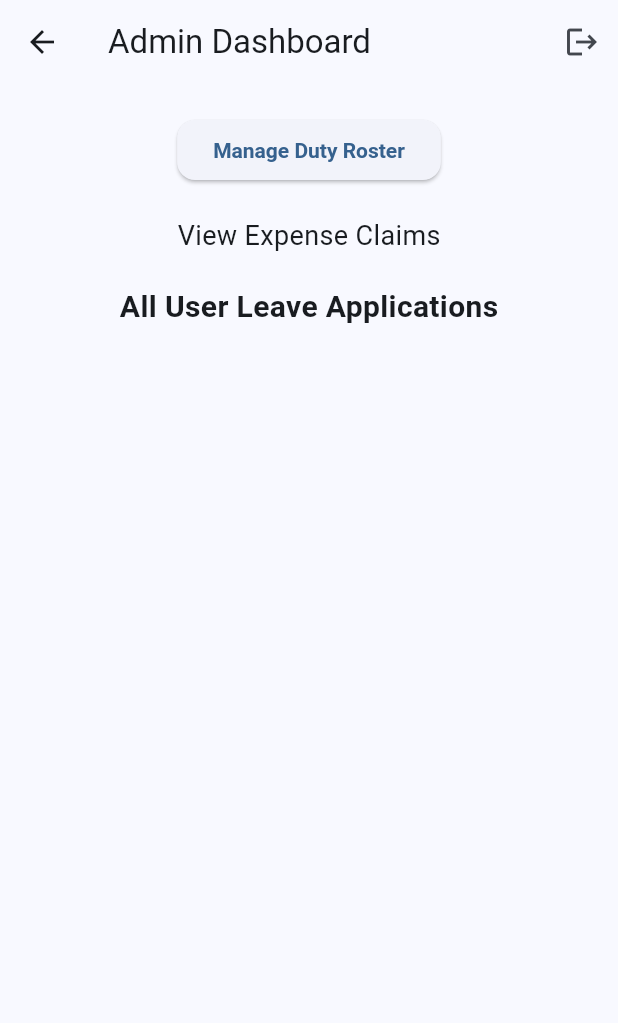
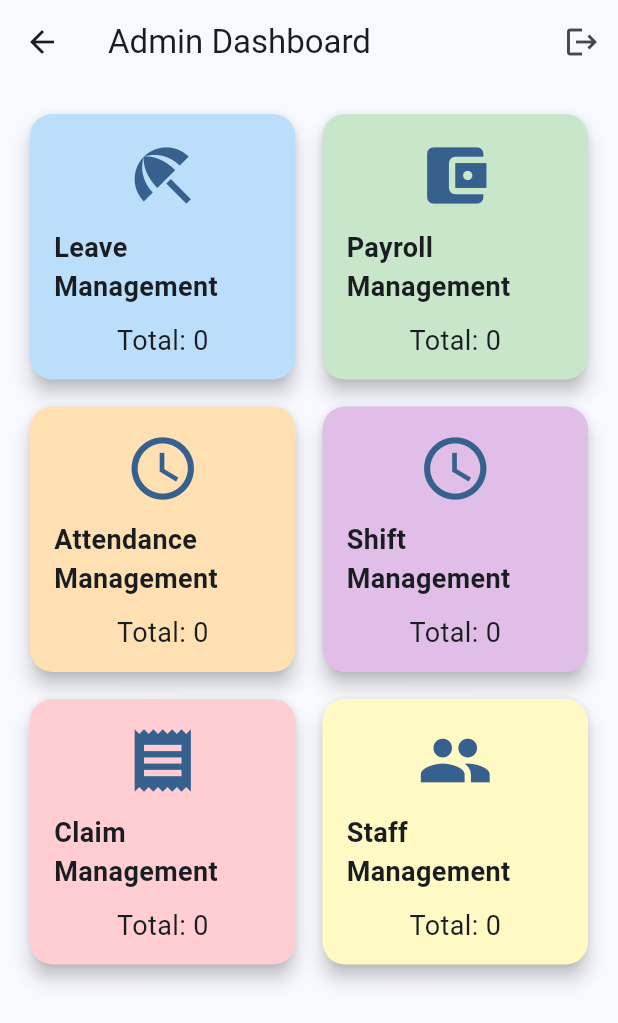
Before and after one commit to kwrngu/aiproject, a Flutter app: the AdminDashboardPage screen opened by its route, on a phone screen of 412 x 824 dp. Shown: the top 1023 px of the screen. Run offline on Flutter 3.47's test engine with Material 3 defaults, Android fonts, the phone set to English and light mode, and no system bars; our stand-ins replace cloud_firestore, firebase_auth, firebase_core; accounts and stored records are empty; network calls fail.

Commit message:
ggg00111

```diff
--- a/lib/main.dart
+++ b/lib/main.dart
@@ -44,8 +44,8 @@ class MyApp extends StatelessWidget {
         '/signup': (context) => SignupPage(),
         '/login': (context) => LoginPage(),
         '/admin_dashboard': (context) => AdminDashboardPage(),
-        '/user_dashboard': (context) => UserDashboardPage(user: User(id: '', name: '', email: '', role: '')),
-        '/profile': (context) => UserProfilePage(user: User(id: '', name: '', email: '', role: '')),
+        '/user_dashboard': (context) => UserDashboardPage(user: AppUser(id: '', name: '', email: '', role: '')),
+        '/profile': (context) => UserProfilePage(user: AppUser(id: '', name: '', email: '', role: '')),
       },
     );
   }
--- a/lib/models/user.dart
+++ b/lib/models/user.dart
@@ -1,14 +1,14 @@
-class User {
+class AppUser {
   String id;
   String name;
   String email;
   String role; // 'admin' or 'user'
   String? profilePictureUrl;
 
-  User({required this.id, required this.name, required this.email, required this.role, this.profilePictureUrl});
+  AppUser({required this.id, required this.name, required this.email, required this.role, this.profilePictureUrl});
 
-  factory User.fromMap(Map<String, dynamic> data) {
-    return User(
+  factory AppUser.fromMap(Map<String, dynamic> data) {
+    return AppUser(
       id: data['id'],
       name: data['name'],
       email: data['email'],
--- a/lib/pages/admin_dashboard_page/admin_dashboard_page.dart
+++ b/lib/pages/admin_dashboard_page/admin_dashboard_page.dart
@@ -1,10 +1,9 @@
 import 'package:flutter/material.dart';
 import 'package:cloud_firestore/cloud_firestore.dart';
 import 'package:firebase_auth/firebase_auth.dart' as auth;
-
-import '../../models/user.dart';
 import '../duty_roster_page.dart'; // Import DutyRosterPage
 
+import 'leave_management_page.dart'; // Import LeaveManagementPage
 
 class AdminDashboardPage extends StatefulWidget {
   @override
@@ -12,6 +11,28 @@ class AdminDashboardPage extends StatefulWidget {
 }
 
 class _AdminDashboardPageState extends State<AdminDashboardPage> {
+  Future<int> _getTotalPendingClaims() async {
+    QuerySnapshot querySnapshot = await FirebaseFirestore.instance
+        .collection('expenseClaims')
+        .where('status', isEqualTo: 'Pending')
+        .get();
+    return querySnapshot.docs.length;
+  }
+
+  Future<int> _getTotalLeaveRequests() async {
+    QuerySnapshot querySnapshot = await FirebaseFirestore.instance
+        .collection('leaveApplications')
+        .get();
+    return querySnapshot.docs.length;
+  }
+
+  Future<int> _getTotalStaff() async {
+    QuerySnapshot querySnapshot = await FirebaseFirestore.instance
+        .collection('staff')
+        .get();
+    return querySnapshot.docs.length;
+  }
+
   @override
   Widget build(BuildContext context) {
     return Scaffold(
@@ -27,75 +48,107 @@ class _AdminDashboardPageState extends State<AdminDashboardPage> {
           ),
         ],
       ),
-      body: Column(
+      body: Padding(
+        padding: const EdgeInsets.all(16.0),
+        child: GridView.count(
+          crossAxisCount: 2,
+          childAspectRatio: 1, // Square cards
+          crossAxisSpacing: 10,
+          mainAxisSpacing: 10,
           children: [
-          SizedBox(height: 20),
-          ElevatedButton(
-            onPressed: () {
+            _buildManagementCard(
+              title: 'Leave Management',
+              icon: Icons.beach_access,
+              future: _getTotalLeaveRequests(),
+              color: Colors.blue[100],
+              onTap: () {
+                Navigator.push(
+                  context,
+                  MaterialPageRoute(builder: (context) => LeaveManagementPage()),
+                );
+              },
+            ),
+            _buildManagementCard(
+              title: 'Payroll Management',
+              icon: Icons.account_balance_wallet,
+              future: Future.value(0), // Placeholder, replace with actual future
+              color: Colors.green[100],
+            ),
+            _buildManagementCard(
+              title: 'Attendance Management',
+              icon: Icons.access_time,
+              future: Future.value(0), // Placeholder, replace with actual future
+              color: Colors.orange[100],
+            ),
+            _buildManagementCard(
+              title: 'Shift Management',
+              icon: Icons.schedule,
+              future: Future.value(0), // Placeholder, replace with actual future
+              onTap: () {
                 Navigator.push(
                   context,
                   MaterialPageRoute(builder: (context) => DutyRosterPage()),
                 );
               },
-            child: Text('Manage Duty Roster'),
+              color: Colors.purple[100],
             ),
-          SizedBox(height: 20),
-          const Text('View Expense Claims'),
-          SizedBox(height: 20),
-          Text(
-              'All User Leave Applications',
-              style: TextStyle(fontSize: 20, fontWeight: FontWeight.bold)),
-          Expanded(
-            child: StreamBuilder<QuerySnapshot>(
-              stream: FirebaseFirestore.instance
-                  .collection('userLeaveApplication')
-                  .snapshots(),
+            _buildManagementCard(
+              title: 'Claim Management',
+              icon: Icons.receipt,
+              future: _getTotalPendingClaims(),
+              color: Colors.red[100],
+            ),
+            _buildManagementCard(
+              title: 'Staff Management',
+              icon: Icons.people,
+              future: _getTotalStaff(),
+              color: Colors.yellow[100],
+            ),
+          ],
+        ),
+      ),
+    );
+  }
+
+  Widget _buildManagementCard({
+    required String title,
+    required IconData icon,
+    required Future<int> future,
+    Color? color,
+    VoidCallback? onTap,
+  }) {
+    return Card(
+      shape: RoundedRectangleBorder(
+        borderRadius: BorderRadius.circular(15.0),
+      ),
+      elevation: 5,
+      color: color,
+      child: InkWell(
+        onTap: onTap,
+        child: Padding(
+          padding: const EdgeInsets.all(16.0),
+          child: Column(
+            mainAxisAlignment: MainAxisAlignment.center,
+            children: [
+              Icon(icon, size: 50, color: Theme.of(context).colorScheme.primary),
+              SizedBox(height: 10),
+              Text(title, style: TextStyle(fontSize: 18, fontWeight: FontWeight.bold)),
+              SizedBox(height: 10),
+              FutureBuilder<int>(
+                future: future,
                 builder: (context, snapshot) {
-                if (!snapshot.hasData) return CircularProgressIndicator();
-                var leaveApplications = snapshot.data!.docs;
-                return ListView.builder(
-                  itemCount: leaveApplications.length,
-                  itemBuilder: (context, index) {
-                    var leaveApp = leaveApplications[index];
-                    return Card(
-                      margin:
-                      EdgeInsets.symmetric(vertical: 10, horizontal: 5),
-                      child: ListTile(
-                        title: Text(
-                            "Leave from ${leaveApp['startDate'].toDate().day}-${leaveApp['startDate'].toDate().month}-${leaveApp['startDate'].toDate().year} to ${leaveApp['endDate'].toDate().day}-${leaveApp['endDate'].toDate().month}-${leaveApp['endDate'].toDate().year}"),
-                        subtitle: Text(
-                            "User: ${leaveApp['userName']} \nReason: ${leaveApp['reason']} \nType: ${leaveApp['type']} \nStatus: ${leaveApp['status']}"),
-                        trailing: Row(
-                          mainAxisSize: MainAxisSize.min,
-                          children: [
-                            IconButton(
-                              icon: Icon(Icons.check),
-                              onPressed: () {
-                                FirebaseFirestore.instance
-                                    .collection('userLeaveApplication')
-                                    .doc(leaveApp.id)
-                                    .update({'status': 'Approved'});
-                              },
-                            ),
-                            IconButton(
-                              icon: Icon(Icons.close),
-                              onPressed: () {
-                                FirebaseFirestore.instance
-                                    .collection('userLeaveApplication')
-                                    .doc(leaveApp.id)
-                                    .update({'status': 'Rejected'});
+                  if (snapshot.connectionState == ConnectionState.waiting) {
+                    return CircularProgressIndicator();
+                  } else if (snapshot.hasError) {
+                    return Text('Error');
+                  } else {
+                    return Text('Total: ${snapshot.data}');
+                  }
                 },
               ),
             ],
           ),
         ),
-                    );
-                  },
-                );
-              },
-            ),
-          ),
-        ],
       ),
     );
   }
--- a/lib/pages/login_page.dart
+++ b/lib/pages/login_page.dart
@@ -39,7 +39,7 @@ class _LoginPageState extends State<LoginPage> {
   Future<void> _redirectToDashboard(auth.User user) async {
     DocumentSnapshot doc = await FirebaseFirestore.instance.collection('newProjectUser').doc(user.uid).get();
     if (doc.exists) {
-      User currentUser = User.fromMap(doc.data() as Map<String, dynamic>);
+      AppUser currentUser = AppUser.fromMap(doc.data() as Map<String, dynamic>);
       if (currentUser.role == 'admin') {
         Navigator.pushReplacement(
           context,
--- a/lib/pages/signup_page.dart
+++ b/lib/pages/signup_page.dart
@@ -23,7 +23,7 @@ class _SignupPageState extends State<SignupPage> {
     });
     try {
       auth.UserCredential userCredential = await auth.FirebaseAuth.instance.createUserWithEmailAndPassword(email: email, password: password);
-      User newUser = User(
+      AppUser newUser = AppUser(
         id: userCredential.user!.uid,
         name: name,
         email: email,
--- a/lib/pages/user_profile_page.dart
+++ b/lib/pages/user_profile_page.dart
@@ -2,7 +2,7 @@ import 'package:flutter/material.dart';
 import '../models/user.dart';
 
 class UserProfilePage extends StatelessWidget {
-  final User user;
+  final AppUser user;
 
   UserProfilePage({required this.user});
 
--- a/lib/widget/splashscreen.dart
+++ b/lib/widget/splashscreen.dart
@@ -32,7 +32,7 @@ class _SplashScreenState extends State<SplashScreen> {
   Future<void> _redirectToDashboard(auth.User user) async {
     DocumentSnapshot doc = await FirebaseFirestore.instance.collection('newProjectUser').doc(user.uid).get();
     if (doc.exists) {
-      User currentUser = User.fromMap(doc.data() as Map<String, dynamic>);
+      AppUser currentUser = AppUser.fromMap(doc.data() as Map<String, dynamic>);
       if (currentUser.role == 'admin') {
         Navigator.pushReplacement(
           context,
```
Also changed, not shown: lib/pages/user_dashboard_page/user_dashboard_page.dart (+51 -7 lines). Lines whose indentation alone changed are shown as unchanged.
